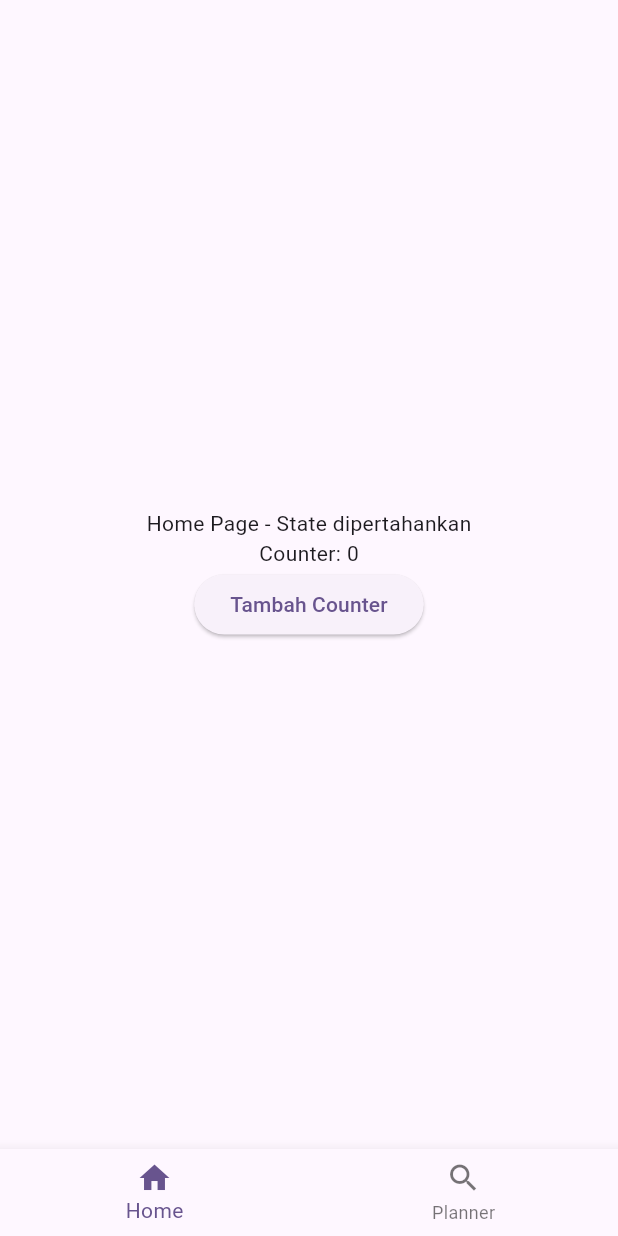
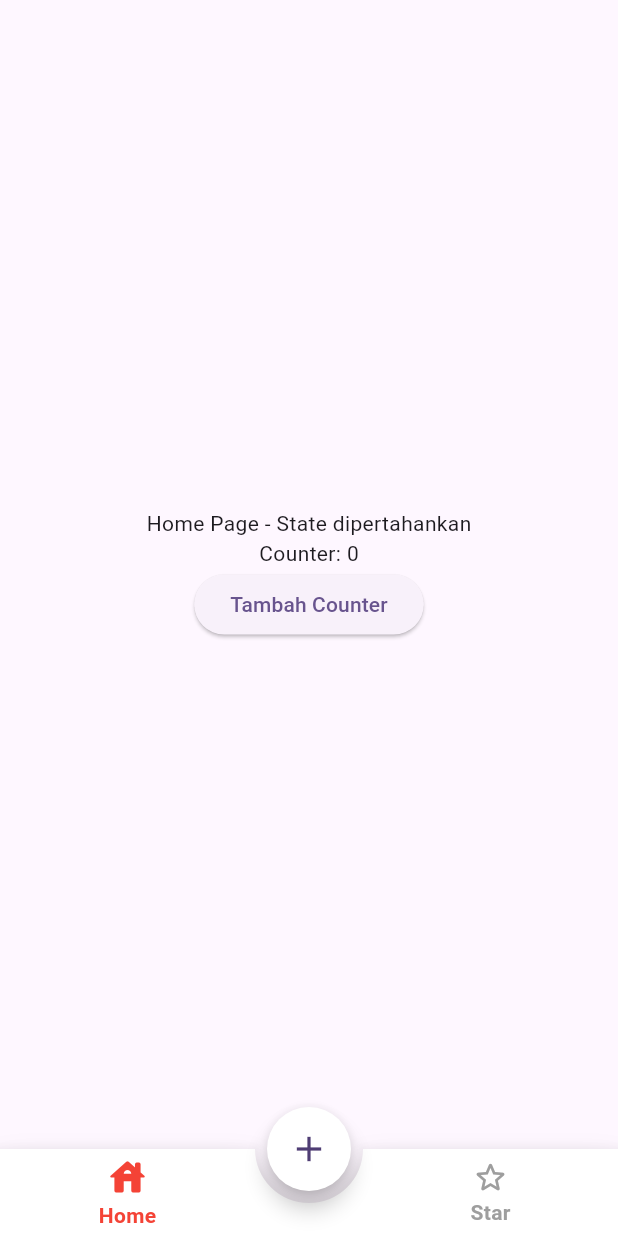
Before and after one commit to Modisch-PENS/modisch_mobile_v2, a Flutter app: the screen it shows after launch, on a phone screen of 412 x 824 dp. Run offline on Flutter 3.47's test engine with Material 3 defaults, Android fonts, the phone set to English and light mode, and no system bars; drawn by our look-alikes of stylish_bottom_bar; our stand-ins replace go_router.

Commit message:
new stylish bottom  and pop up menu

```diff
--- /dev/null
+++ b/lib/features/main/constants/model_data.dart
@@ -0,0 +1,46 @@
+import 'package:flutter/material.dart';
+import 'package:modisch/features/main/models/menu_models.dart';
+
+class MenuData {
+  static List<MenuSection> getMenuSections(VoidCallback closeMenu) {
+    return [
+      MenuSection(
+        title: 'Clothes',
+        items: [
+          MenuItem(
+            icon: Icons.add,
+            iconColor: Colors.pink.shade200,
+            label: 'Add Clothes',
+            onTap: () {
+              // Add navigation logic here
+              closeMenu();
+            },
+          ),
+        ],
+      ),
+      MenuSection(
+        title: 'Outfit',
+        items: [
+          MenuItem(
+            icon: Icons.auto_awesome,
+            iconColor: Colors.black,
+            label: 'Create idea',
+            onTap: () {
+              // Add navigation logic here
+              closeMenu();
+            },
+          ),
+          MenuItem(
+            icon: Icons.calendar_today,
+            iconColor: Colors.grey,
+            label: 'Schedule OOTD',
+            onTap: () {
+              // Add navigation logic here
+              closeMenu();
+            },
+          ),
+        ],
+      ),
+    ];
+  }
+}
--- /dev/null
+++ b/lib/features/main/constants/navigation_items.dart
@@ -0,0 +1,20 @@
+import 'package:flutter/material.dart';
+import 'package:stylish_bottom_bar/stylish_bottom_bar.dart';
+
+class NavigationItems {
+  static List<BottomBarItem> bottomBarItems = [
+    BottomBarItem(
+      icon: const Icon(Icons.house_outlined),
+      selectedIcon: const Icon(Icons.house_rounded),
+      selectedColor: Colors.red,
+      unSelectedColor: Colors.grey,
+      title: const Text('Home'),
+    ),
+    BottomBarItem(
+      icon: const Icon(Icons.star_border_rounded),
+      selectedIcon: const Icon(Icons.star_rounded),
+      selectedColor: Colors.red,
+      title: const Text('Star'),
+    ),
+  ];
+}
--- /dev/null
+++ b/lib/features/main/controller/animated_menu_controller.dart
@@ -0,0 +1,22 @@
+// features/main/controllers/animated_menu_controller.dart
+import 'package:flutter/material.dart';
+
+class AnimatedMenuController extends ChangeNotifier {
+  bool _isVisible = false;
+
+  bool get isVisible => _isVisible;
+
+  final Duration opacityDuration = const Duration(milliseconds: 250);
+
+  void toggle() {
+    _isVisible = !_isVisible;
+    notifyListeners();
+  }
+
+  void close() {
+    if (_isVisible) {
+      _isVisible = false;
+      notifyListeners();
+    }
+  }
+}
--- /dev/null
+++ b/lib/features/main/models/menu_models.dart
@@ -0,0 +1,22 @@
+import 'package:flutter/material.dart';
+
+class MenuSection {
+  final String title;
+  final List<MenuItem> items;
+
+  MenuSection({required this.title, required this.items});
+}
+
+class MenuItem {
+  final IconData icon;
+  final Color iconColor;
+  final String label;
+  VoidCallback? onTap;
+
+  MenuItem({
+    required this.icon,
+    required this.iconColor,
+    required this.label,
+    this.onTap,
+  });
+}
--- a/lib/features/main/page/main_page.dart
+++ b/lib/features/main/page/main_page.dart
@@ -1,34 +1,84 @@
 import 'package:flutter/material.dart';
 import 'package:go_router/go_router.dart';
+import 'package:modisch/features/main/models/menu_models.dart';
+import 'package:modisch/features/main/constants/model_data.dart';
+import 'package:modisch/features/main/widget/menu/popup_menu.dart';
+import 'package:modisch/features/main/widget/fab/animated_fab.dart';
+import 'package:modisch/features/main/controller/animated_menu_controller.dart';
+import 'package:modisch/features/main/widget/bottom_bar/stylish_bottom_bar_wrapper.dart';
+import 'package:modisch/features/main/widget/menu/menu_overlay.dart';
 
-class MainPage extends StatelessWidget {
+class MainPage extends StatefulWidget {
   final StatefulNavigationShell navigationShell;
 
   const MainPage({super.key, required this.navigationShell});
 
   @override
+  State<MainPage> createState() => _MainPageState();
+}
+
+class _MainPageState extends State<MainPage> {
+  final AnimatedMenuController _menuController = AnimatedMenuController();
+  late List<MenuSection> _menuSections;
+
+  @override
+  void initState() {
+    super.initState();
+    _initializeMenuSections();
+    _menuController.addListener(_handleMenuUpdates);
+  }
+
+  @override
+  void dispose() {
+    _menuController.removeListener(_handleMenuUpdates);
+    _menuController.dispose();
+    super.dispose();
+  }
+
+  void _handleMenuUpdates() {
+    if (mounted) {
+      setState(() {});
+    }
+  }
+
+  void _closeMenuIfOpen() {
+    if (_menuController.isVisible) {
+      _menuController.close();
+    }
+  }
+
+  void _initializeMenuSections() {
+    _menuSections = MenuData.getMenuSections(() => _menuController.close());
+  }
+
+  @override
   Widget build(BuildContext context) {
     return Scaffold(
-      // Gunakan navigationShell langsung sebagai body
-      body: navigationShell,
-      bottomNavigationBar: BottomNavigationBar(
-        currentIndex: navigationShell.currentIndex,
-        items: const [
-          BottomNavigationBarItem(
-            icon: Icon(Icons.home),
-            label: 'Home',
+      // extendBody: true,
+      body: Stack(
+        children: [
+          widget.navigationShell,
+
+          MenuOverlay(
+            isVisible: _menuController.isVisible,
+            onTap: () => _menuController.close(),
           ),
-          BottomNavigationBarItem(
-            icon: Icon(Icons.search),
-            label: 'Planner',
+
+          PopupMenu(
+            isVisible: _menuController.isVisible,
+            menuSections: _menuSections,
           ),
         ],
-        onTap: (index) => navigationShell.goBranch(
-          index,
-          // Opsional: Jika ingin animasi, gunakan ini
-          initialLocation: index == navigationShell.currentIndex,
-        ),
       ),
+      bottomNavigationBar: StylishBottomBarWrapper(
+        navigationShell: widget.navigationShell,
+        onBeforeNavigation: _closeMenuIfOpen,
+      ),
+      floatingActionButton: AnimatedFAB(
+        isMenuVisible: _menuController.isVisible,
+        onPressed: () => _menuController.toggle(),
+      ),
+      floatingActionButtonLocation: FloatingActionButtonLocation.centerDocked,
     );
   }
 }
--- /dev/null
+++ b/lib/features/main/widget/bottom_bar/stylish_bottom_bar_wrapper.dart
@@ -0,0 +1,41 @@
+import 'package:flutter/material.dart';
+import 'package:go_router/go_router.dart';
+import 'package:stylish_bottom_bar/stylish_bottom_bar.dart';
+import 'package:modisch/features/main/constants/navigation_items.dart';
+
+class StylishBottomBarWrapper extends StatelessWidget {
+  final StatefulNavigationShell navigationShell;
+  final VoidCallback? onBeforeNavigation;
+
+  const StylishBottomBarWrapper({
+    super.key,
+    required this.navigationShell,
+    this.onBeforeNavigation,
+  });
+
+  void _handleNavigation(int index) {
+    // Call optional callback before navigation occurs
+    if (onBeforeNavigation != null) {
+      onBeforeNavigation!();
+    }
+
+    // Perform the navigation
+    navigationShell.goBranch(
+      index,
+      initialLocation: index == navigationShell.currentIndex,
+    );
+  }
+
+  @override
+  Widget build(BuildContext context) {
+    return StylishBottomBar(
+      items: NavigationItems.bottomBarItems,
+      option: AnimatedBarOptions(iconStyle: IconStyle.Default),
+      hasNotch: true,
+      fabLocation: StylishBarFabLocation.center,
+      currentIndex: navigationShell.currentIndex,
+      notchStyle: NotchStyle.circle,
+      onTap: _handleNavigation,
+    );
+  }
+}
--- /dev/null
+++ b/lib/features/main/widget/fab/animated_fab.dart
@@ -0,0 +1,26 @@
+import 'package:flutter/material.dart';
+
+class AnimatedFAB extends StatelessWidget {
+  final bool isMenuVisible;
+  final VoidCallback onPressed;
+
+  const AnimatedFAB({
+    super.key,
+    required this.isMenuVisible,
+    required this.onPressed,
+  });
+
+  @override
+  Widget build(BuildContext context) {
+    return AnimatedRotation(
+      turns: isMenuVisible ? 0.240 : 0,
+      duration: const Duration(milliseconds: 250),
+      child: FloatingActionButton(
+        backgroundColor: Colors.white,
+        shape: const CircleBorder(),
+        onPressed: onPressed,
+        child: Icon(isMenuVisible ? Icons.close : Icons.add, size: 28),
+      ),
+    );
+  }
+}
--- /dev/null
+++ b/lib/features/main/widget/menu/menu_overlay.dart
@@ -0,0 +1,32 @@
+import 'package:flutter/material.dart';
+
+class MenuOverlay extends StatelessWidget {
+  final bool isVisible;
+  final VoidCallback onTap;
+
+  const MenuOverlay({
+    super.key,
+    required this.isVisible,
+    required this.onTap,
+  });
+
+  @override
+  Widget build(BuildContext context) {
+    return AnimatedOpacity(
+      opacity: isVisible ? 1.0 : 0.0,
+      duration: const Duration(milliseconds: 200),
+      // This ensures the widget stays in the tree for the exit animation
+      child: IgnorePointer(
+        ignoring: !isVisible,
+        child: GestureDetector(
+          onTap: onTap,
+          child: Container(
+            color: Colors.black54,
+            width: double.infinity,
+            height: double.infinity,
+          ),
+        ),
+      ),
+    );
+  }
+}
--- /dev/null
+++ b/lib/features/main/widget/menu/popup_menu.dart
@@ -0,0 +1,52 @@
+import 'package:flutter/material.dart';
+import 'package:modisch/features/main/models/menu_models.dart';
+import 'package:modisch/features/main/widget/menu/menu_section_widget.dart';
+
+class PopupMenu extends StatelessWidget {
+  final bool isVisible;
+  final List<MenuSection> menuSections;
+
+  const PopupMenu({
+    super.key,
+    required this.isVisible,
+    required this.menuSections,
+  });
+
+  @override
+  Widget build(BuildContext context) {
+    return Positioned(
+      bottom: 32,
+      left: 0,
+      right: 0,
+      child: AnimatedOpacity(
+        opacity: isVisible ? 1.0 : 0.0,
+        duration: const Duration(milliseconds: 300),
+        // IgnorePointer prevents interaction when invisible
+        child: IgnorePointer(
+          ignoring: !isVisible,
+          child: AnimatedContainer(
+            duration: const Duration(milliseconds: 250),
+            curve: Curves.easeOutCubic,
+            transform: Matrix4.translationValues(
+              0,
+              isVisible ? 0 : 50,
+              0,
+            ),
+            // Keep the widget in the tree for animation
+            child: Opacity(
+              // This ensures the widget is effectively invisible but still in the tree
+              opacity: isVisible ? 1.0 : 0.0,
+              child: Center(
+                child: Column(
+                  children: menuSections
+                      .map((section) => MenuSectionWidget(section: section))
+                      .toList(),
+                ),
+              ),
+            ),
+          ),
+        ),
+      ),
+    );
+  }
+}
```
Also changed, not shown: lib/features/main/widget/menu/menu_item_widget.dart (added, +37 -0 lines), lib/features/main/widget/menu/menu_section_widget.dart (added, +54 -0 lines), pubspec.yaml (+3 -6 lines), pubspec.lock.
